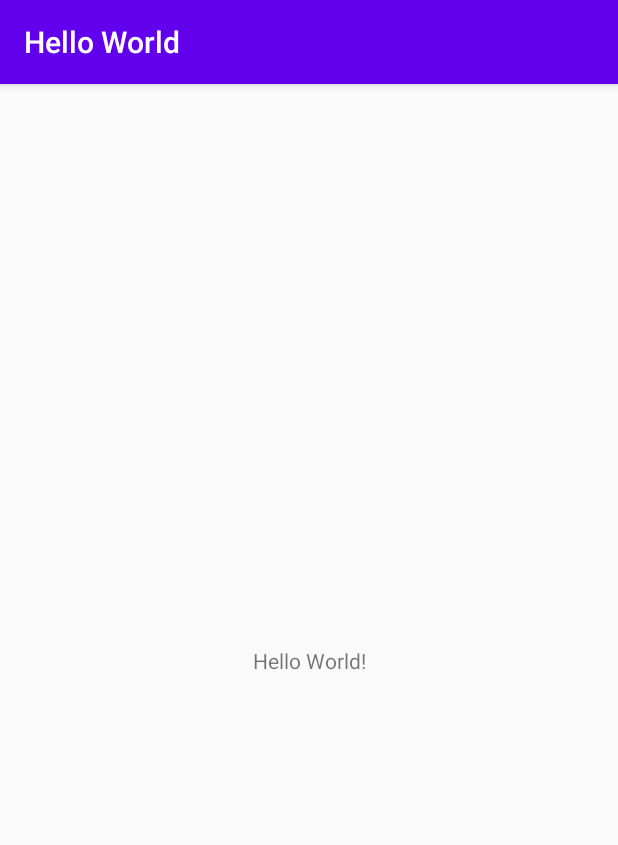
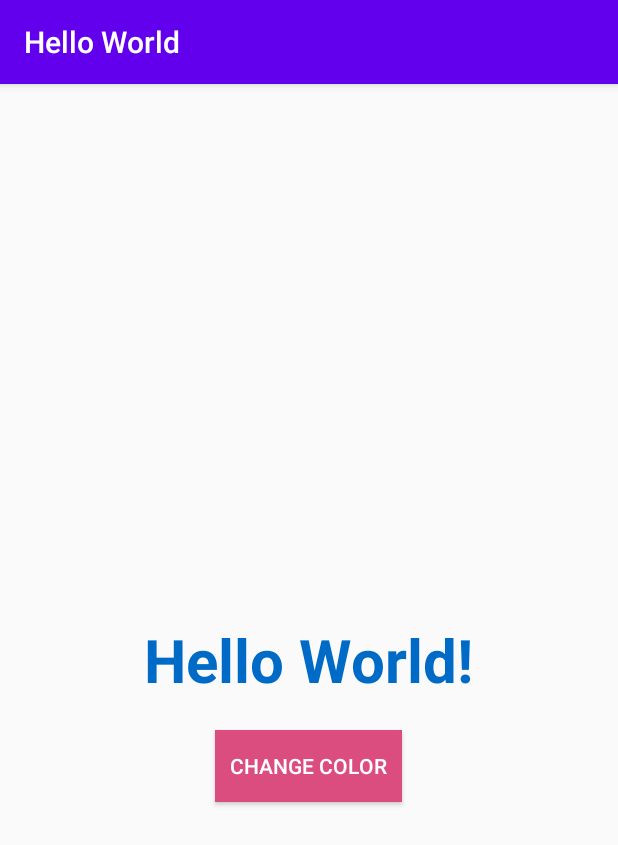
Before and after one commit to prissyazzahra/learn-tktpl-1706984700, an Android app: the screen it shows after launch (MainActivity), on a phone screen of 412 x 824 dp. Shown: the top 845 px of the screen. Run offline under Robolectric (Android 15) with nearby library versions, the phone set to English and light mode, and no system bars; libraries missing offline, so code that uses them is left out: id.ac.ui.

Commit message:
edit helloworld app to color changer app

```diff
--- a/helloworld/app/src/main/java/id/ac/ui/cs/mobileprogramming/prissy/helloworld/MainActivity.kt
+++ b/helloworld/app/src/main/java/id/ac/ui/cs/mobileprogramming/prissy/helloworld/MainActivity.kt
@@ -1,12 +1,23 @@
 package id.ac.ui.cs.mobileprogramming.prissy.helloworld
 
+import android.graphics.Color
 import androidx.appcompat.app.AppCompatActivity
 import android.os.Bundle
+import kotlinx.android.synthetic.main.activity_main.*
 
 class MainActivity : AppCompatActivity() {
 
     override fun onCreate(savedInstanceState: Bundle?) {
         super.onCreate(savedInstanceState)
         setContentView(R.layout.activity_main)
+
+        change.setOnClickListener {
+            val color = hello.currentTextColor
+            if (color == -16749881) {
+                hello.setTextColor(-1199616)
+            } else {
+                hello.setTextColor(-16749881)
+            }
+        }
     }
 }
--- a/helloworld/app/src/main/res/layout/activity_main.xml
+++ b/helloworld/app/src/main/res/layout/activity_main.xml
@@ -1,5 +1,5 @@
 <?xml version="1.0" encoding="utf-8"?>
-<androidx.constraintlayout.widget.ConstraintLayout xmlns:android="http://schemas.android.com/apk/res/android"
+<RelativeLayout xmlns:android="http://schemas.android.com/apk/res/android"
     xmlns:app="http://schemas.android.com/apk/res-auto"
     xmlns:tools="http://schemas.android.com/tools"
     android:layout_width="match_parent"
@@ -7,12 +7,27 @@
     tools:context=".MainActivity">
 
     <TextView
+        android:id="@+id/hello"
         android:layout_width="wrap_content"
         android:layout_height="wrap_content"
-        android:text="Hello World!"
-        app:layout_constraintBottom_toBottomOf="parent"
-        app:layout_constraintLeft_toLeftOf="parent"
-        app:layout_constraintRight_toRightOf="parent"
-        app:layout_constraintTop_toTopOf="parent" />
+        android:text="@string/hello"
+        android:textSize="40sp"
+        android:textStyle="bold"
+        android:textColor="#006ac7"
+        android:layout_centerHorizontal="true"
+        android:layout_centerVertical="true"/>
 
-</androidx.constraintlayout.widget.ConstraintLayout>
+    <Button
+        android:id="@+id/change"
+        android:layout_height="wrap_content"
+        android:layout_width="wrap_content"
+        android:layout_below="@+id/hello"
+        android:layout_centerHorizontal="true"
+        android:layout_marginTop="20dp"
+        android:background="#db4d7f"
+        android:text="@string/change"
+        android:padding="10dp"
+        android:textColor="#ffffff"
+        />
+
+</RelativeLayout>
--- a/helloworld/app/src/main/res/values/strings.xml
+++ b/helloworld/app/src/main/res/values/strings.xml
@@ -1,3 +1,5 @@
 <resources>
     <string name="app_name">Hello World</string>
+    <string name="hello">Hello World!</string>
+    <string name="change">Change Color</string>
 </resources>
```
